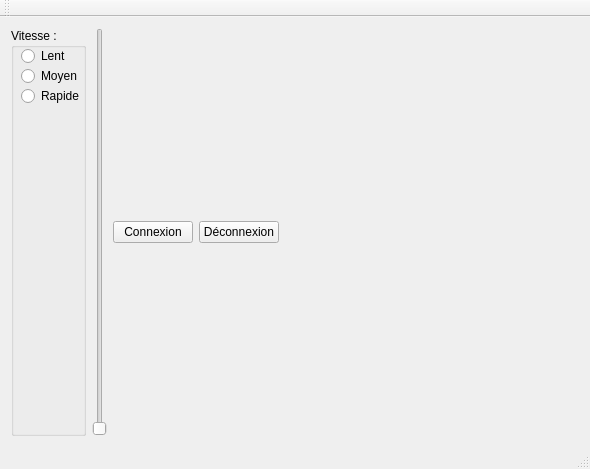
Before: the Qt Designer form mainwindow.ui in anassbzd/Wifi, drawn with Qt 5.
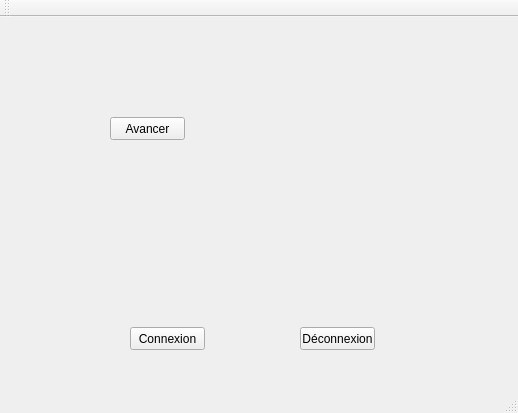
After: the same form once the commit is applied.

Diff of the .ui file:
```diff
--- a/mainwindow.ui
+++ b/mainwindow.ui
@@ -6,101 +6,53 @@
    <rect>
     <x>0</x>
     <y>0</y>
-    <width>590</width>
-    <height>469</height>
+    <width>518</width>
+    <height>413</height>
    </rect>
   </property>
   <property name="windowTitle">
    <string>MainWindow</string>
   </property>
   <widget class="QWidget" name="centralWidget">
-   <layout class="QHBoxLayout" name="horizontalLayout">
-    <item>
-     <widget class="QGroupBox" name="groupBox">
-      <property name="title">
-       <string>Vitesse :</string>
-      </property>
-      <widget class="QRadioButton" name="radioButton">
-       <property name="geometry">
-        <rect>
-         <x>10</x>
-         <y>20</y>
-         <width>63</width>
-         <height>16</height>
-        </rect>
-       </property>
-       <property name="text">
-        <string>Lent</string>
-       </property>
-      </widget>
-      <widget class="QRadioButton" name="radioButton_2">
-       <property name="geometry">
-        <rect>
-         <x>10</x>
-         <y>40</y>
-         <width>63</width>
-         <height>16</height>
-        </rect>
-       </property>
-       <property name="text">
-        <string>Moyen</string>
-       </property>
-      </widget>
-      <widget class="QRadioButton" name="radioButton_3">
-       <property name="geometry">
-        <rect>
-         <x>10</x>
-         <y>60</y>
-         <width>63</width>
-         <height>16</height>
-        </rect>
-       </property>
-       <property name="text">
-        <string>Rapide</string>
-       </property>
-      </widget>
-     </widget>
-    </item>
-    <item>
-     <widget class="QSlider" name="verticalSlider">
-      <property name="orientation">
-       <enum>Qt::Vertical</enum>
-      </property>
-     </widget>
-    </item>
-    <item>
-     <widget class="QPushButton" name="pushConnexion">
-      <property name="text">
-       <string>Connexion</string>
-      </property>
-     </widget>
-    </item>
-    <item>
-     <widget class="QPushButton" name="pushDisconnect">
-      <property name="text">
-       <string>Déconnexion</string>
-      </property>
-     </widget>
-    </item>
-    <item>
-     <spacer name="horizontalSpacer">
-      <property name="orientation">
-       <enum>Qt::Horizontal</enum>
-      </property>
-      <property name="sizeHint" stdset="0">
-       <size>
-        <width>40</width>
-        <height>20</height>
-       </size>
-      </property>
-     </spacer>
-    </item>
-   </layout>
-   <zorder>pushDisconnect</zorder>
-   <zorder>groupBox</zorder>
-   <zorder>pushConnexion</zorder>
-   <zorder>verticalSlider</zorder>
-   <zorder>horizontalSpacer</zorder>
+   <widget class="QPushButton" name="pushCo">
+    <property name="geometry">
+     <rect>
+      <x>130</x>
+      <y>310</y>
+      <width>75</width>
+      <height>23</height>
+     </rect>
+    </property>
+    <property name="text">
+     <string>Connexion</string>
+    </property>
+   </widget>
+   <widget class="QPushButton" name="pushCo_2">
+    <property name="geometry">
+     <rect>
+      <x>300</x>
+      <y>310</y>
+      <width>75</width>
+      <height>23</height>
+     </rect>
+    </property>
+    <property name="text">
+     <string>Déconnexion</string>
+    </property>
+   </widget>
+   <widget class="QPushButton" name="pushButton">
+    <property name="geometry">
+     <rect>
+      <x>110</x>
+      <y>100</y>
+      <width>75</width>
+      <height>23</height>
+     </rect>
+    </property>
+    <property name="text">
+     <string>Avancer</string>
+    </property>
+   </widget>
   </widget>
   <widget class="QMenuBar" name="menuBar">
    <property name="geometry">
```
Left out of the diff: 47 changed lines with no effect on the pictures.
